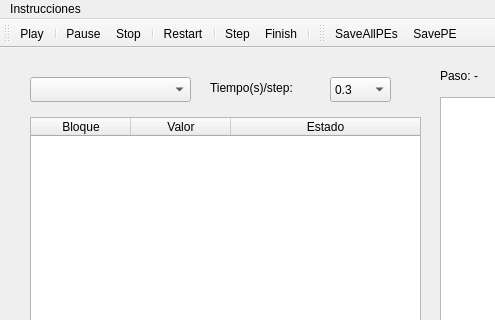
Before: the Qt Designer form SimInter/mainwindow.ui in issolis/InterconnectSimulator, drawn with Qt 5; both pictures show x 0 to 495 and y 0 to 320 of the 800 by 600 pixel window.
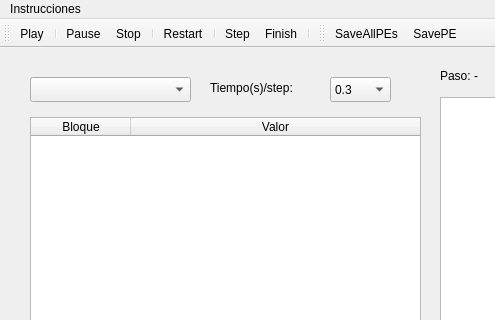
After: the same form once the commit is applied. Icons and pictures are not drawn.

Patch:
```diff
--- a/SimInter/mainwindow.ui
+++ b/SimInter/mainwindow.ui
@@ -170,11 +170,6 @@
         <string>Valor</string>
        </property>
       </column>
-      <column>
-       <property name="text">
-        <string>Estado</string>
-       </property>
-      </column>
      </widget>
      <widget class="QLabel" name="PasoLabel">
       <property name="geometry">
```
Left out of the diff: 5 changed lines with no effect on the pictures.
